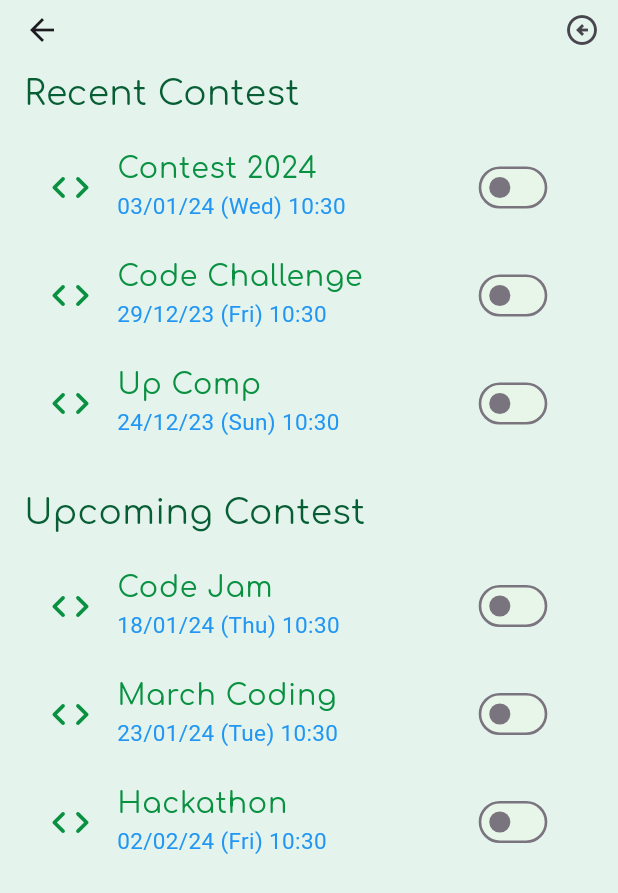
After one commit to Hrk01221/CodePalooza, a Flutter app: the Schedule screen opened directly, on a phone screen of 412 x 824 dp. The commit adds this screen. Shown: the top 893 px of the screen. Run offline on Flutter 3.47's test engine with Material 3 defaults, Android fonts, the phone set to English and light mode, and no system bars; our stand-ins replace animate_do, animated_splash_screen, firebase_auth, firebase_core, fl_chart, google_sign_in and 2 more; accounts and stored records are empty.

Commit message:
Schedule added

```diff
--- a/lib/Screens/base_screen.dart
+++ b/lib/Screens/base_screen.dart
@@ -4,6 +4,7 @@ import 'package:google_sign_in/google_sign_in.dart';
 import 'package:realpalooza/Screens/profile.dart';
 import 'package:realpalooza/constant/icons.dart';
 import 'package:realpalooza/constant/size.dart';
+import 'package:realpalooza/pages/schedule.dart';
 
 class BaseScreen extends StatefulWidget {
   const BaseScreen({super.key});
@@ -26,19 +27,15 @@ class _BaseScreenState extends State<BaseScreen> {
 
   int _selectedIndex = 0;
 
-  static const List<Widget> _widgetoptions = <Widget>[
+  static List<Widget> _widgetoptions = <Widget>[
     Profile(),
     Profile(),
-    Profile(),
+    Schedule(),
     Profile(),
   ];
   @override
   Widget build(BuildContext context) {
     return Scaffold(
-      appBar: AppBar(
-        backgroundColor: Color(0xffe4f3ec),
-        actions: [IconButton(
-            onPressed: signUserOut, icon: Icon(Icons.logout))],),
       body: Center(
         child: _widgetoptions.elementAt(_selectedIndex),
       ),
--- /dev/null
+++ b/lib/pages/schedule.dart
@@ -0,0 +1,216 @@
+import 'package:flutter/material.dart';
+import 'package:intl/intl.dart';
+import 'package:url_launcher/url_launcher.dart';
+import 'package:realpalooza/Screens/base_screen.dart';
+
+class Schedule extends StatefulWidget {
+  @override
+  State<Schedule> createState() => _ScheduleState();
+}
+
+class _ScheduleState extends State<Schedule> {
+  @override
+  Widget build(BuildContext context) {
+    return Scaffold(
+      appBar: PreferredSize(
+        preferredSize: Size.fromHeight(30),
+        child:  AppBar(
+          backgroundColor: Color(0xffe4f3ec),
+          actions: [IconButton(
+              onPressed: (){ Navigator.pushReplacement(
+                context,
+                MaterialPageRoute(
+                  builder: (context) {
+                    return BaseScreen();
+                  },
+                ),
+              );},
+              icon: Icon(Icons.arrow_circle_left_outlined))
+          ],
+        ),
+      ),
+      backgroundColor: const Color(0xffe4f3ec),
+      body: SingleChildScrollView(
+        child: Padding(
+          padding: const EdgeInsets.all(16.0),
+          child: Column(
+            crossAxisAlignment: CrossAxisAlignment.stretch,
+            children: [
+              ContestSection(
+                title: 'Recent Contest',
+                contests:[
+                  ContestItem(
+                    logo: Icons.code_rounded,
+                    date: DateTime.now(),
+                    contestName: 'Contest 2024',
+                  ),
+                  ContestItem(
+                    logo: Icons.code_rounded,
+                    date: DateTime.now().subtract(const Duration(days: 5)),
+                    contestName: 'Code Challenge',
+                  ),
+                  ContestItem(
+                    logo: Icons.code_rounded,
+                    date: DateTime.now().subtract(const Duration(days: 10)),
+                    contestName: 'Up Comp',
+                  ),
+                ],
+              ),
+              const SizedBox(height: 20),
+              ContestSection(
+                title: 'Upcoming Contest',
+                contests: [
+                  ContestItem(
+                    logo: Icons.code_rounded,
+                    date: DateTime.now().add(const Duration(days: 15)),
+                    contestName: 'Code Jam',
+                  ),
+                  ContestItem(
+                    logo: Icons.code_rounded,
+                    date: DateTime.now().add(const Duration(days: 20)),
+                    contestName: 'March Coding',
+                  ),
+                  ContestItem(
+                    logo: Icons.code_rounded,
+                    date: DateTime.now().add(const Duration(days: 30)),
+                    contestName: 'Hackathon',
+                  ),
+                ],
+              ),
+            ],
+          ),
+        ),
+      ),
+    );
+  }
+}
+
+class ContestSection extends StatelessWidget {
+  final String title;
+  final List<ContestItem> contests;
+
+  const ContestSection({required this.title, required this.contests});
+
+  @override
+  Widget build(BuildContext context) {
+    return Column(
+      crossAxisAlignment: CrossAxisAlignment.start,
+      children: [
+        Text(
+          title,
+          style: const TextStyle(
+              fontSize: 23,
+              //fontWeight: FontWeight.bold,
+              color: Color(0xff075e34),
+              fontFamily: 'Comfortaa'
+          ),
+        ),
+        const SizedBox(height: 10),
+        for (var contest in contests) ContestTile(item: contest),
+      ],
+    );
+  }
+}
+
+class ContestItem {
+  final IconData logo;
+  final DateTime date;
+  final String contestName;
+
+  ContestItem({
+    required this.logo,
+    required this.date,
+    required this.contestName,
+  });
+}
+
+class ContestTile extends StatefulWidget {
+  final ContestItem item;
+
+  const ContestTile({required this.item});
+
+  @override
+  _ContestTileState createState() => _ContestTileState();
+}
+
+class _ContestTileState extends State<ContestTile> {
+  bool isReminderEnabled = false;
+  final MaterialStateProperty<Icon?> checkIcon =
+  MaterialStateProperty.resolveWith<Icon?>(
+        (Set<MaterialState> states) {
+      if (states.contains(MaterialState.selected)) {
+        return const Icon(Icons.notifications_on,
+          color: Color(0xffe8f5e9),
+        );
+      }
+      //return const Icon(Icons.notifications);
+    },
+  );
+
+  @override
+  Widget build(BuildContext context) {
+    String formattedDate = DateFormat('dd/MM/yy (E) HH:mm').format(widget.item.date);
+
+    return ListTile(
+      leading: Icon(
+        Icons.code_rounded,
+        color: Color(0xff099141),
+        size: 30.0,
+      ),
+      title: Text(
+        widget.item.contestName,
+        style: const TextStyle(
+          fontSize: 19,
+          color: Color(0xff099141),
+          fontFamily: 'Comfortaa',
+        ),
+      ),
+      subtitle: InkWell(
+        onTap: () {
+          _launchURL(widget.item);
+        },
+        child: Text(
+          formattedDate,
+          style: const TextStyle(
+            fontSize: 15,
+            color: Colors.blue,
+          ),
+        ),
+      ),
+      trailing:
+      Transform.scale(
+        scale: 0.88,
+        child: Switch.adaptive(
+          thumbIcon: checkIcon,
+
+          applyCupertinoTheme: false,
+          value: isReminderEnabled,
+          onChanged: (value) {
+            setState(() {
+              isReminderEnabled = value;
+              // Handle reminder logic here
+              if (isReminderEnabled) {
+                // Add logic to set a reminder
+              } else {
+                // Add logic to cancel the reminder
+              }
+            });
+          },
+          activeColor: Color(0xff099141),
+          inactiveTrackColor: Color(0xffe8f5e9),
+        ),
+      ),
+    );
+  }
+
+  void _launchURL(ContestItem item) async {
+    String formattedDateTime = DateFormat('yyyyMMddTHHmm').format(item.date);
+    String url = 'https://www.timeanddate.com/worldclock/fixedtime.html?iso=$formattedDateTime&p1=248';
+
+    if (await canLaunch(url)) {
+      await launch(url);
+    } else {
+      throw 'Could not launch $url';
+    }
+  }
+}
--- a/pubspec.yaml
+++ b/pubspec.yaml
@@ -43,7 +43,7 @@ dependencies:
   animated_splash_screen: ^1.3.0
   shared_preferences: ^2.2.2
   intl: ^0.17.0
-
+  url_launcher: ^6.2.2
 
 dev_dependencies:
   flutter_test:
```
Also changed, not shown: pubspec.lock, 5 other files.
